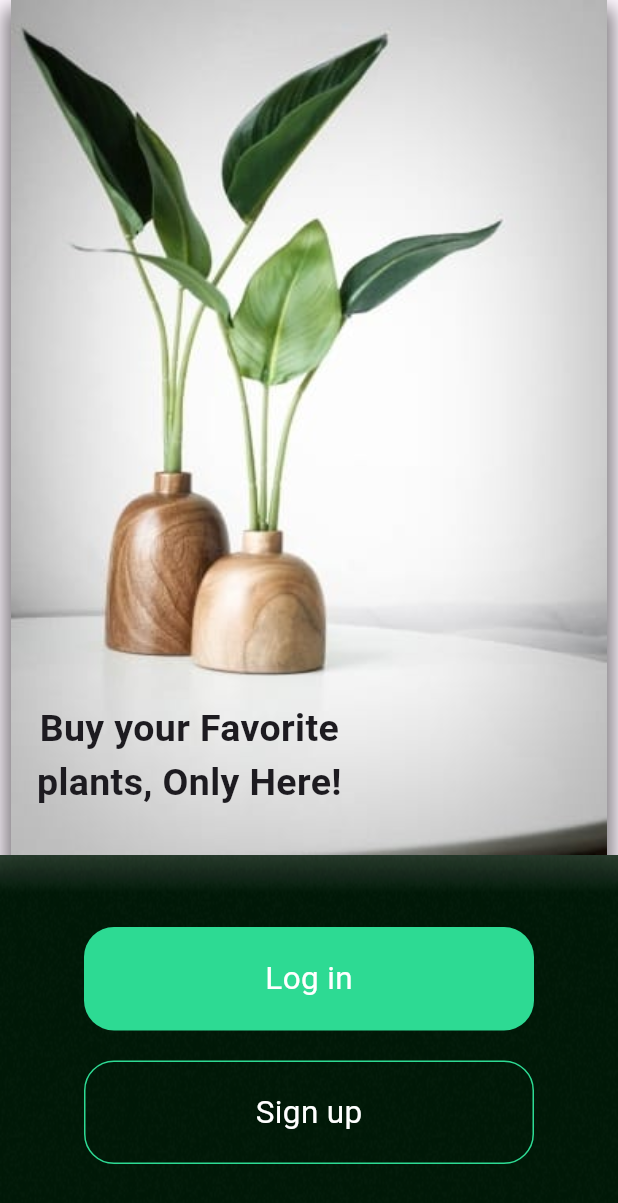
After one commit to Youssef18118/Plant_App_mobile, a Flutter app: the AuthenticationScreen screen opened directly, on a phone screen of 412 x 824 dp. The commit adds this screen. Shown: the top 1203 px of the screen. Run offline on Flutter 3.47's test engine with Material 3 defaults, Android fonts, the phone set to English and light mode, and no system bars; our stand-ins replace bloc, dio, flutter_bloc, get, hive, hive_flutter; accounts and stored records are empty.

Commit message:
Added authentication screen

```diff
--- /dev/null
+++ b/lib/Screens/authentication/authentication.dart
@@ -0,0 +1,116 @@
+import 'package:flutter/material.dart';
+import 'package:get/get.dart';
+import 'package:plant_app/Screens/Login/login.dart';
+import 'package:plant_app/Screens/Signup/register.dart';
+import 'package:plant_app/const.dart';
+
+class AuthenticationScreen extends StatelessWidget {
+  const AuthenticationScreen({super.key});
+
+  @override
+  Widget build(BuildContext context) {
+    return Scaffold(
+      body: Column(
+        children: [
+          Stack(alignment: Alignment.bottomLeft, children: [
+            Container(
+              decoration: BoxDecoration(
+                boxShadow: [
+                  BoxShadow(
+                    color: Colors.black.withOpacity(0.5),
+                    blurRadius: 10.0,
+                    spreadRadius: 5.0,
+                    offset: const Offset(0, 10),
+                  )
+                ],
+              ),
+              width: 397,
+              height: 570,
+              child: Image.asset(
+                imagePath + 'auth_background.jpeg',
+                fit: BoxFit.fill,
+              ),
+            ),
+            const Padding(
+              padding: EdgeInsets.only(bottom: 30, left: 17),
+              child: Column(
+                children: [
+                  Text(
+                    'Buy your Favorite',
+                    style: TextStyle(
+                      fontSize: 25,
+                      fontWeight: FontWeight.bold,
+                    ),
+                  ),
+                  Text('plants, Only Here!',
+                      style: TextStyle(
+                        fontSize: 25,
+                        fontWeight: FontWeight.bold,
+                      ))
+                ],
+              ),
+            )
+          ]),
+          Expanded(
+            child: Container(
+              width: double.infinity,
+              decoration: const BoxDecoration(
+                  image: DecorationImage(
+                      image: AssetImage(
+                        imagePath + 'Rectangle 45.png',
+                      ),
+                      fit: BoxFit.fill)),
+              child: Column(
+                mainAxisAlignment: MainAxisAlignment.center,
+                children: [
+                  InkWell(
+                    onTap: () {
+                      Get.to(const Login());
+                    },
+                    child: Container(
+                      decoration: const BoxDecoration(
+                          borderRadius: BorderRadius.all(
+                            Radius.circular(20),
+                          ),
+                          color: Color(0xff2DDA93)),
+                      width: 300,
+                      height: 69,
+                      child: const Center(
+                          child: Text(
+                        'Log in',
+                        style: TextStyle(color: Colors.white, fontSize: 21),
+                      )),
+                    ),
+                  ),
+                  const SizedBox(
+                    height: 20,
+                  ),
+                  InkWell(
+                    onTap: () {
+                      Get.to(const register());
+                    },
+                    child: Container(
+                      decoration: BoxDecoration(
+                          borderRadius: const BorderRadius.all(
+                            Radius.circular(20),
+                          ),
+                          border: Border.all(color: const Color(0xff2DDA93)),
+                          color: Colors.transparent),
+                      width: 300,
+                      height: 69,
+                      child: const Center(
+                          child: Text(
+                        'Sign up',
+                        style: TextStyle(color: Colors.white, fontSize: 21),
+                      )),
+                    ),
+                  )
+                ],
+              ),
+            ),
+          )
+        ],
+      ),
+    );
+  }
+}
--- a/lib/Screens/onboarding/Onboarding.dart
+++ b/lib/Screens/onboarding/Onboarding.dart
@@ -1,5 +1,7 @@
 import 'package:flutter/material.dart';
+import 'package:get/get.dart';
 import 'package:plant_app/Screens/Login/login.dart';
+import 'package:plant_app/Screens/authentication/authentication.dart';
 import 'package:plant_app/Screens/onboarding/model/onboardingmodel.dart';
 import 'package:plant_app/const.dart';
 
@@ -16,8 +18,7 @@ class _OnboardingState extends State<Onboarding> {
       index++;
       setState(() {});
     } else {
-      Navigator.of(context)
-          .push(MaterialPageRoute(builder: (context) => Login()));
+      Get.off(const AuthenticationScreen());
     }
   }
 
@@ -35,7 +36,8 @@ class _OnboardingState extends State<Onboarding> {
                   Center(
                     child: Padding(
                       padding: const EdgeInsets.only(top: 120),
-                      child: Image.asset(imagePath + onBoardingList[index].image!),
+                      child:
+                          Image.asset(imagePath + onBoardingList[index].image!),
                     ),
                   ),
                   const SizedBox(
@@ -58,8 +60,7 @@ class _OnboardingState extends State<Onboarding> {
                   ),
                   Center(
                     child: Text(
-                      onBoardingList[index].mess1!
-                          .replaceFirst('and', '\nand'),
+                      onBoardingList[index].mess1!.replaceFirst('and', '\nand'),
                       textAlign: TextAlign.center,
                       style: const TextStyle(
                         fontSize: 17,
--- a/lib/Screens/splash/cubit/splash_screen_cubit.dart
+++ /dev/null
@@ -1,16 +0,0 @@
-import 'package:bloc/bloc.dart';
-import 'package:get/get.dart';
-import 'package:plant_app/Screens/onboarding/Onboarding.dart';
-
-part 'splash_screen_state.dart';
-
-class SplashScreenCubit extends Cubit<SplashScreenState> {
-  SplashScreenCubit() : super(SplashScreenInitial());
-
-  void splashScreenView() {
-    Future.delayed(const Duration(seconds: 4)).then((val) {
-      Get.off(const Onboarding());
-      emit(ViewingSplashScreen());
-    });
-  }
-}
--- a/lib/Screens/splash/cubit/splash_screen_state.dart
+++ /dev/null
@@ -1,7 +0,0 @@
-part of 'splash_screen_cubit.dart';
-
-abstract class SplashScreenState {}
-
-class SplashScreenInitial extends SplashScreenState {}
-
-class ViewingSplashScreen extends SplashScreenState {}
--- a/lib/Screens/splash/splash.dart
+++ b/lib/Screens/splash/splash.dart
@@ -1,15 +1,27 @@
 import 'package:flutter/material.dart';
 import 'package:flutter_bloc/flutter_bloc.dart';
-import 'package:plant_app/Screens/splash/cubit/splash_screen_cubit.dart';
+import 'package:get/get.dart';
+import 'package:plant_app/Screens/onboarding/Onboarding.dart';
+
 import 'package:plant_app/const.dart';
 
-class SplashScreen extends StatelessWidget {
+class SplashScreen extends StatefulWidget {
   const SplashScreen({super.key});
 
   @override
+  State<SplashScreen> createState() => _SplashScreenState();
+}
+
+class _SplashScreenState extends State<SplashScreen> {
+  @override
+  void initState() {
+    Future.delayed(const Duration(seconds: 4)).then((val) {
+      Get.off(const Onboarding());
+    });
+  }
+
+  @override
   Widget build(BuildContext context) {
-    return BlocBuilder<SplashScreenCubit, SplashScreenState>(
-      builder: (context, state) {
     return Scaffold(
       backgroundColor: const Color(0XFFf1f1f1),
       body: Center(
@@ -19,7 +31,5 @@ class SplashScreen extends StatelessWidget {
             child: Image.asset(imagePath + 'GreenLife logo.png')),
       ),
     );
-      },
-    );
   }
 }
--- a/lib/main.dart
+++ b/lib/main.dart
@@ -9,7 +9,7 @@ import 'package:plant_app/Screens/Signup/cubit/register_cubit.dart';
 import 'package:plant_app/Screens/helpers/dio_helpers.dart';
 import 'package:plant_app/Screens/helpers/hiver_helpers.dart';
 import 'package:plant_app/Screens/onboarding/Onboarding.dart';
-import 'package:plant_app/Screens/splash/cubit/splash_screen_cubit.dart';
+
 import 'package:plant_app/Screens/splash/splash.dart';
 
 void main() async {
@@ -34,9 +34,6 @@ class MainApp extends StatelessWidget {
     return MultiBlocProvider(
       providers: [
         BlocProvider(
-          create: (context) => SplashScreenCubit()..splashScreenView(),
-        ),
-        BlocProvider(
           create: (context) => LoginCubit(),
         ),
         BlocProvider(
--- a/pubspec.yaml
+++ b/pubspec.yaml
@@ -1,10 +1,10 @@
 name: plant_app
 description: "A new Flutter project."
-publish_to: 'none'
+publish_to: "none"
 version: 0.1.0
 
 environment:
-  sdk: '>=3.4.4 <4.0.0'
+  sdk: ">=3.4.4 <4.0.0"
 
 dependencies:
   flutter:
@@ -21,7 +21,6 @@ dependencies:
   cached_network_image: ^3.2.3
   path_provider_android: ^2.2.10
 
-
 dev_dependencies:
   flutter_test:
     sdk: flutter
```
Also changed, not shown: assets/images/auth background.png (deleted), assets/images/auth_background.jpeg (added), pubspec.lock. Lines whose indentation alone changed are shown as unchanged.
